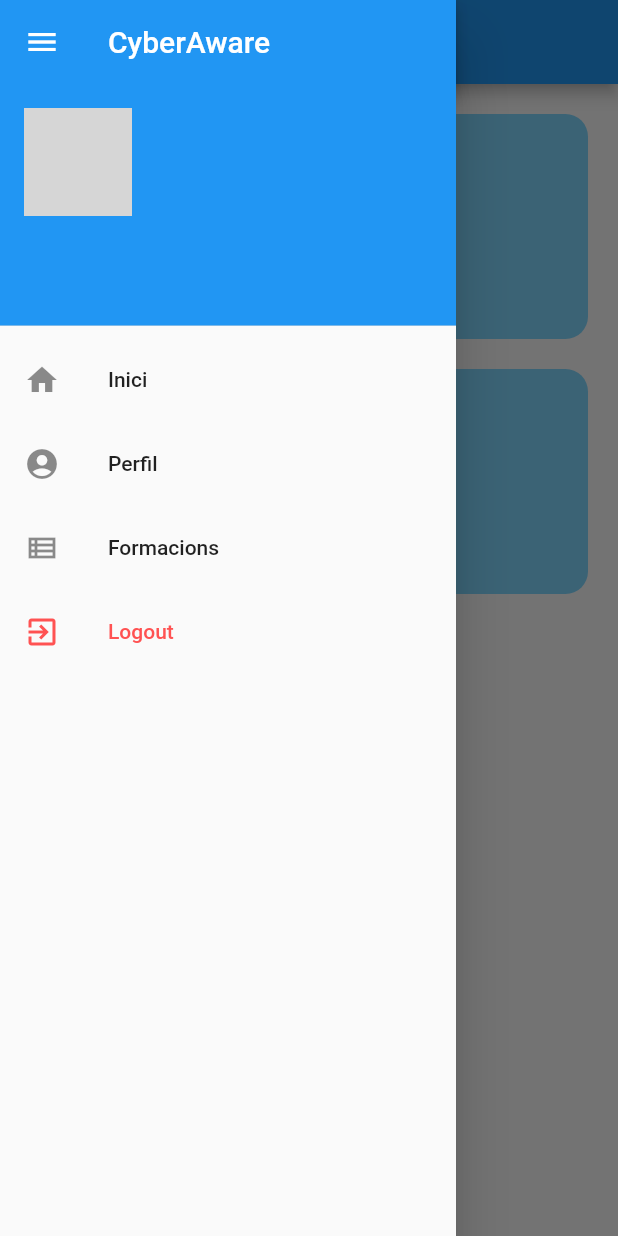
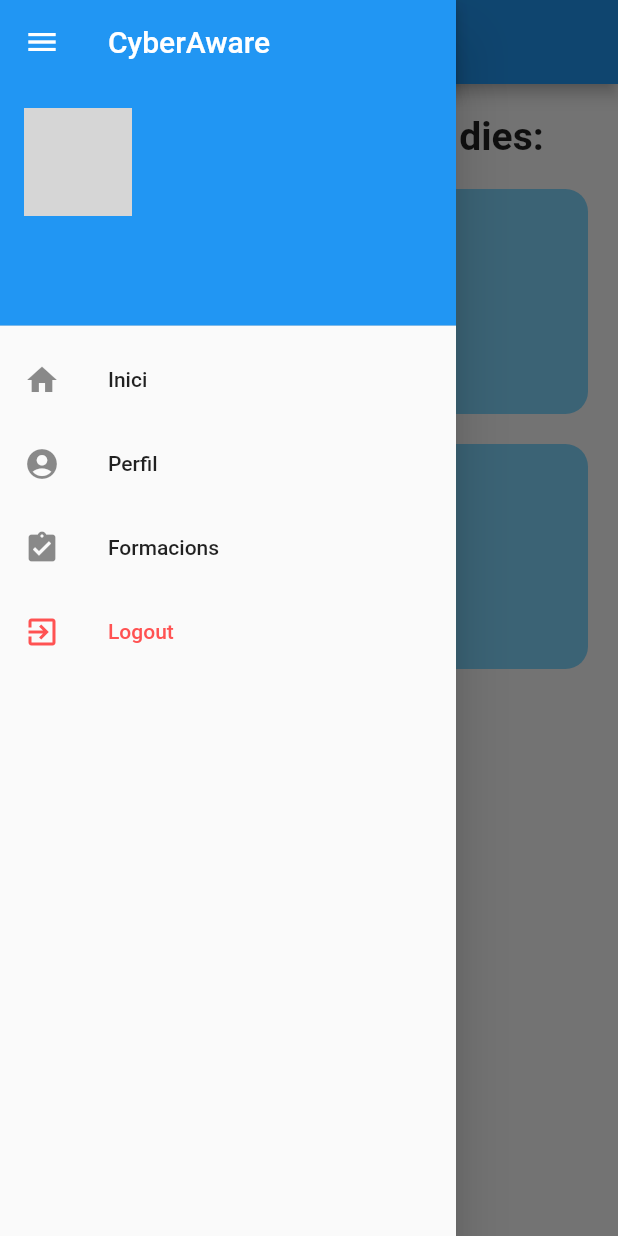
Before and after one commit to cvila98/cyberaware-front, a Flutter app: the Home screen opened directly with empty values, with the side drawer open, on a phone screen of 412 x 824 dp. Run offline on Flutter 3.47's test engine with Material 2 defaults, Android fonts, the phone set to English and light mode, and no system bars; our stand-ins replace scroll_to_index; network calls fail; grey boxes are pictures that could not be loaded.

Commit message:
indicadors admin

```diff
--- a/lib/models/Usuari.dart
+++ b/lib/models/Usuari.dart
@@ -34,7 +34,7 @@ class Usuari {
         username: json['username'],
         email: json['email'],
         name: json['name'],
-        admin: json['is_admin'],
+        admin: json['if_admin'],
         name_empresa: json['empresa'],
     );
   }
--- a/lib/screens/home.dart
+++ b/lib/screens/home.dart
@@ -23,25 +23,26 @@ class Home extends StatefulWidget {
 
 class _HomeState extends State<Home> {
 
-  int _puntuacio = 0, _max_puntuacio = 0, _realitzades= 0, _totals = 0;
+  int _puntuacio = 0, _max_puntuacio = 0, _realitzades= 0, _pendents = 0;
+  Future<void> _have_metrics;
 
   @override
   void initState() {
-    // TODO: implement initState
-    _puntuacio = _max_puntuacio = _realitzades = _totals = 0;
+    _puntuacio = _max_puntuacio = _realitzades = _pendents = 0;
+    _have_metrics = get_metrics();
   }
 
   @override
   Widget build(BuildContext context) {
 
     return FutureBuilder<void>(
-        future: get_metrics(),
+        future: _have_metrics,
         builder: (BuildContext context, AsyncSnapshot<void> snapshot) {
           return Scaffold(
               drawer: Menu(widget.user),
               appBar: AppBar(
                 title: Text(
-                  'Inici',
+                  'Indicadors usuari',
                   style: TextStyle(
                     color: Colors.white,
                   ),
@@ -53,10 +54,12 @@ class _HomeState extends State<Home> {
                 centerTitle: true,
               ),
               body:
-              Padding(
+              ListView(
                 padding: EdgeInsets.all(20),
-                child: Column(
                 children: [
+                  Text('Indicadors dels últims 7 dies:',
+                  style: TextStyle(fontSize: 26, fontWeight: FontWeight.bold),),
+                  SizedBox(height: 20),
                   Container(
                       padding: EdgeInsets.all(20),
                       height: 150,
@@ -89,16 +92,15 @@ class _HomeState extends State<Home> {
                           Text('Formacions:',
                             style: TextStyle(fontSize: 24, fontWeight: FontWeight.bold),),
                           SizedBox(height:10),
-                            Text(_realitzades.toString()+" realitzades ",
+                          Text(_realitzades.toString()+" realitzades",
                             style: TextStyle(fontSize: 30,),),
-                            Text((_totals-_realitzades).toString()+" pendents",
+                          Text(_pendents.toString()+" pendents",
                               style: TextStyle(fontSize: 30,)),
                         ],
                       )
                   )
                 ],
               ),
-              )
           );
         }
     );
@@ -115,7 +117,7 @@ class _HomeState extends State<Home> {
     _puntuacio = data['puntuacio'];
     _max_puntuacio = data['max_puntuacio'];
     _realitzades = data['formacions_realitzades'];
-    _totals = data['formacions'];
+    _pendents = data['formacions_pendents'];
   }
 
 }
--- a/lib/screens/menu/menu.dart
+++ b/lib/screens/menu/menu.dart
@@ -1,4 +1,5 @@
 import 'package:cyberaware/models/Usuari.dart';
+import 'package:cyberaware/screens/admin/indicadors.dart';
 import 'package:cyberaware/screens/formacions/formacions.dart';
 import 'package:cyberaware/screens/user/login.dart';
 import 'package:cyberaware/screens/user/profile.dart';
@@ -44,6 +45,14 @@ class _MenuContent extends State<Menu> {
     Navigator.pushReplacement(
         context,
         MaterialPageRoute(builder: (context) => Formacions(widget.user))
+
+    );
+  }
+
+  nIndicadorsAdmin() {
+    Navigator.pushReplacement(
+        context,
+        MaterialPageRoute(builder: (context) => IndicadorsAdmin(widget.user))
 
     );
   }
@@ -98,17 +107,30 @@ class _MenuContent extends State<Menu> {
             onTap: () => nProfile(),
           ),
           ListTile(
-            leading: Icon(Icons.view_list_outlined),
+            leading: Icon(Icons.assignment_turned_in),
             title: Text(
                 'Formacions'),
             onTap: () => nFormacions(),
           ),
+          widget.user.is_admin ? ListTile(
+            leading: Icon(Icons.view_list_outlined),
+            title: Text('Indicadors Admin',
+                ),
+            onTap: () => nIndicadorsAdmin(),
+          ) :
           ListTile(
             leading: Icon(Icons.exit_to_app, color: Colors.redAccent),
             title: Text('Logout',
                 style: TextStyle(color: Colors.redAccent)),
             onTap: () => nLogIn(),
           ),
+          widget.user.is_admin ?
+          ListTile(
+            leading: Icon(Icons.exit_to_app, color: Colors.redAccent),
+            title: Text('Logout',
+                style: TextStyle(color: Colors.redAccent)),
+            onTap: () => nLogIn(),
+          ) : ListTile(),
 
         ],
       ),
--- a/lib/screens/user/login.dart
+++ b/lib/screens/user/login.dart
@@ -199,8 +199,7 @@ class _MyStatefulWidgetState extends State<MyStatefulWidget>{
     var data = jsonDecode(response.body);
     user = Usuari.fromJson(data['user']);
     user.token = data['access_token'];
-    print(user.token);
-    print(user.email);
+    print(user.is_admin);
   }
 
 }
```
Lines whose indentation alone changed are shown as unchanged.
